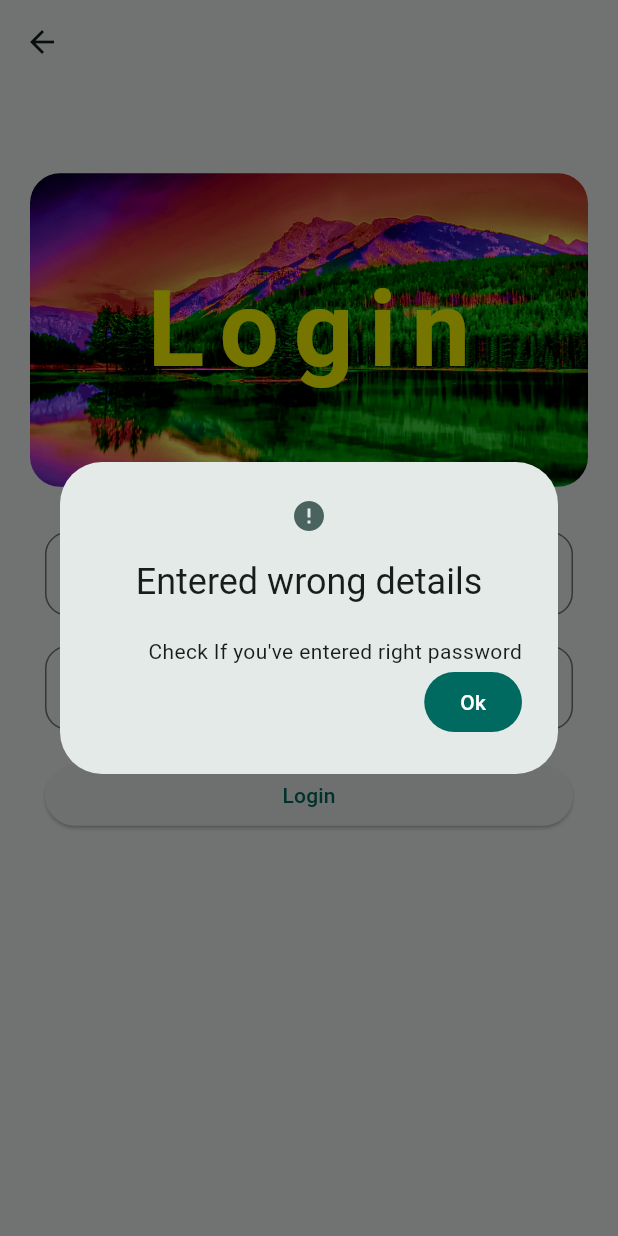
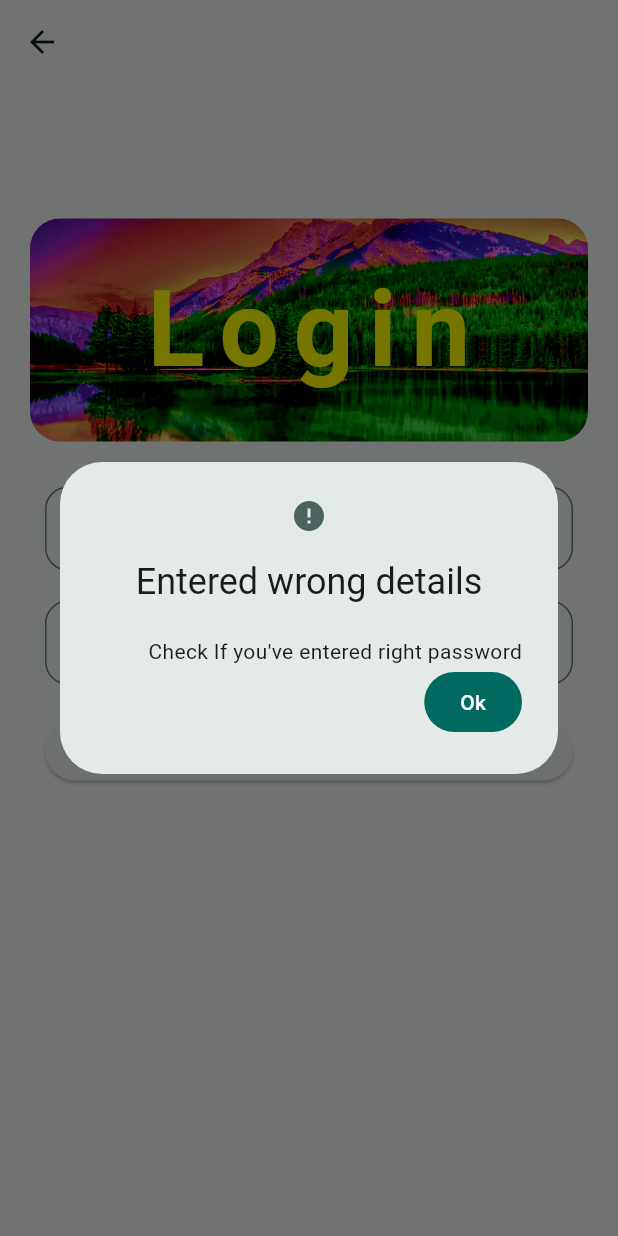
Before and after one commit to Kemphire/noobyFlutter, a Flutter app: the LoginPage screen opened directly, after a tap on "Login", on a phone screen of 412 x 824 dp. Run offline on Flutter 3.47's test engine with Material 3 defaults, Android fonts, the phone set to English and light mode, and no system bars; our stand-ins replace battery_plus, lottie, shared_preferences; accounts and stored records are empty; network calls fail.

Commit message:
minor changes

```diff
--- a/lib/views/pages/login_page.dart
+++ b/lib/views/pages/login_page.dart
@@ -27,6 +27,7 @@ class _LoginPageState extends State<LoginPage> {
 
   @override
   Widget build(BuildContext context) {
+    double widthScreen = MediaQuery.of(context).size.width;
     return Scaffold(
       appBar: AppBar(
         leading: BackButton(
@@ -47,7 +48,8 @@ class _LoginPageState extends State<LoginPage> {
         child: SingleChildScrollView(
           child: Padding(
             padding: const EdgeInsets.all(20.0),
-            child: SingleChildScrollView(
+            child: FractionallySizedBox(
+              widthFactor: widthScreen > 500 ? 0.7 : 1,
               child: Column(
                 crossAxisAlignment: CrossAxisAlignment.start,
                 children: [
--- a/lib/views/widget_tree.dart
+++ b/lib/views/widget_tree.dart
@@ -17,7 +17,7 @@ class WidgetTree extends StatelessWidget {
     return Scaffold(
       appBar: AppBar(
         title: const Text("Flutter is fun"),
-        centerTitle: true,
+        centerTitle: false,
         actions: [
           IconButton(
             onPressed: () async {
--- a/lib/views/widgets/hero_widget.dart
+++ b/lib/views/widgets/hero_widget.dart
@@ -1,23 +1,41 @@
 import 'package:flutter/material.dart';
 
 class HeroWidget extends StatelessWidget {
-  const HeroWidget({super.key, required this.title});
+  const HeroWidget({super.key, required this.title, this.nextPage});
+
+  final Widget? nextPage;
 
   final String title;
 
   @override
   Widget build(BuildContext context) {
-    return Stack(
+    return GestureDetector(
+      onTap:
+          nextPage != null
+              ? () => Navigator.push(
+                context,
+                MaterialPageRoute(
+                  builder: (context) {
+                    return nextPage!;
+                  },
+                ),
+              )
+              : null,
+      child: Stack(
         alignment: Alignment.center,
         children: [
           Hero(
             tag: "hero1",
+            child: AspectRatio(
+              aspectRatio: 2.5,
               child: ClipRRect(
                 borderRadius: BorderRadius.circular(20.0),
                 child: Image.asset(
                   "assets/images/background.jpg",
                   color: Colors.teal,
+                  fit: BoxFit.cover,
                   colorBlendMode: BlendMode.saturation,
+                ),
               ),
             ),
           ),
@@ -33,6 +51,7 @@ class HeroWidget extends StatelessWidget {
             ),
           ),
         ],
+      ),
     );
   }
 }
--- a/pubspec.yaml
+++ b/pubspec.yaml
@@ -37,6 +37,8 @@ dependencies:
   battery_plus:
   lottie: ^3.3.1
   shared_preferences: ^2.5.2
+  flutter_launcher_icons: ^0.14.3
+  http: ^1.3.0
 
 dev_dependencies:
   flutter_test:
```
Also changed, not shown: flutter_launcher_icons.yaml (added, +17 -0 lines), lib/data/contants.dart (+7 -0 lines), lib/views/pages/course_page.dart (added, +63 -0 lines), lib/views/pages/expanded_flexible.dart (added, +28 -0 lines), lib/views/pages/home_page.dart (+18 -25 lines), lib/views/pages/onboarding_page.dart (+9 -10 lines), lib/views/pages/profile_page.dart (+6 -1 lines), lib/views/pages/settings_page.dart (+12 -2 lines), lib/views/pages/welcome_page.dart (+23 -4 lines), lib/views/widgets/container_widget.dart (added, +32 -0 lines), assets/images/logo.jpg (added), pubspec.lock, 23 other files. Lines whose indentation alone changed are shown as unchanged.
